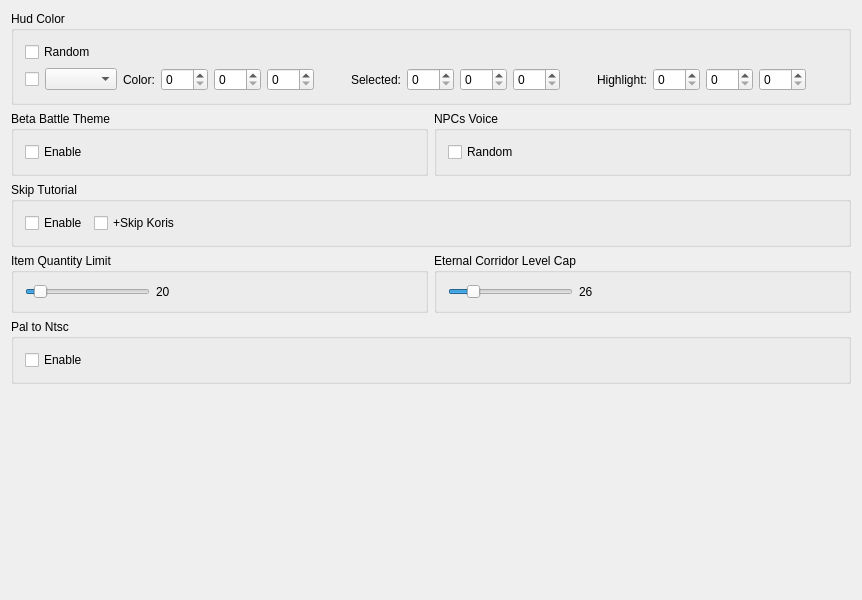
Meos4/Jade-Cocoon-Randomizer, file src/FrontendQt/MiscWidget.ui: the form before one commit.
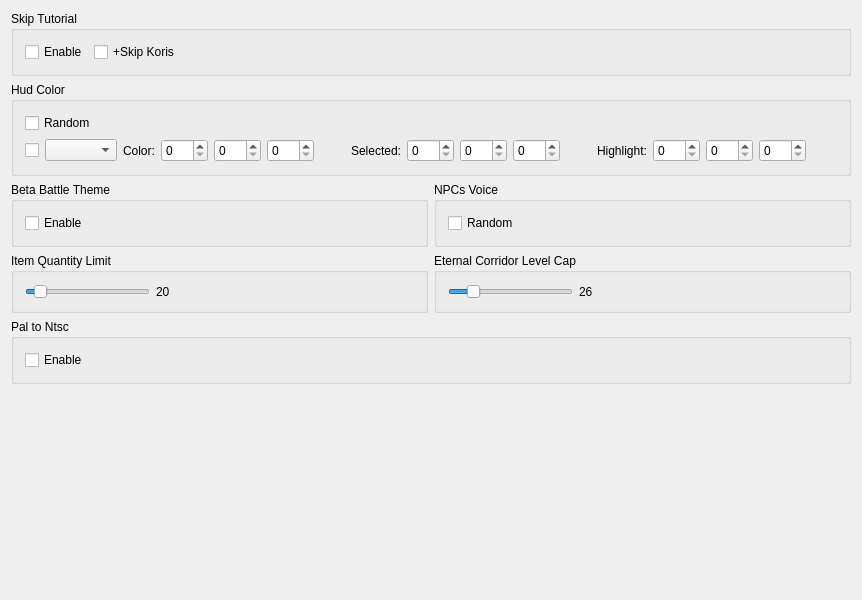
The form after the commit.

Commit message: Move Skip Tutorial to top

Diff of the .ui file:
```diff
--- a/src/FrontendQt/MiscWidget.ui
+++ b/src/FrontendQt/MiscWidget.ui
@@ -15,6 +15,50 @@
   </property>
   <layout class="QGridLayout" name="gridLayout">
    <item row="0" column="0">
+    <widget class="QGroupBox" name="skipTutorialBox">
+     <property name="minimumSize">
+      <size>
+       <width>0</width>
+       <height>0</height>
+      </size>
+     </property>
+     <property name="font">
+      <font>
+       <italic>false</italic>
+       <bold>false</bold>
+      </font>
+     </property>
+     <property name="title">
+      <string>Skip Tutorial</string>
+     </property>
+     <layout class="QFormLayout" name="formLayout">
+      <item row="0" column="0">
+       <widget class="QCheckBox" name="skipTutorialEnable">
+        <property name="toolTip">
+         <string/>
+        </property>
+        <property name="text">
+         <string>Enable</string>
+        </property>
+       </widget>
+      </item>
+      <item row="0" column="1">
+       <widget class="QCheckBox" name="skipTutorialSkipKoris">
+        <property name="enabled">
+         <bool>true</bool>
+        </property>
+        <property name="toolTip">
+         <string/>
+        </property>
+        <property name="text">
+         <string>+Skip Koris</string>
+        </property>
+       </widget>
+      </item>
+     </layout>
+    </widget>
+   </item>
+   <item row="1" column="0">
     <widget class="QGroupBox" name="hudColorBox">
      <property name="title">
       <string>Hud Color</string>
@@ -199,7 +243,7 @@
      </layout>
     </widget>
    </item>
-   <item row="1" column="0">
+   <item row="2" column="0">
     <layout class="QHBoxLayout" name="horizontalLayout_betaBattleNpcs">
      <item>
       <widget class="QGroupBox" name="betaBattleThemeBox">
@@ -235,50 +279,6 @@
      </item>
     </layout>
    </item>
-   <item row="2" column="0">
-    <widget class="QGroupBox" name="skipTutorialBox">
-     <property name="minimumSize">
-      <size>
-       <width>0</width>
-       <height>0</height>
-      </size>
-     </property>
-     <property name="font">
-      <font>
-       <italic>false</italic>
-       <bold>false</bold>
-      </font>
-     </property>
-     <property name="title">
-      <string>Skip Tutorial</string>
-     </property>
-     <layout class="QFormLayout" name="formLayout">
-      <item row="0" column="0">
-       <widget class="QCheckBox" name="skipTutorialEnable">
-        <property name="toolTip">
-         <string/>
-        </property>
-        <property name="text">
-         <string>Enable</string>
-        </property>
-       </widget>
-      </item>
-      <item row="0" column="1">
-       <widget class="QCheckBox" name="skipTutorialSkipKoris">
-        <property name="enabled">
-         <bool>true</bool>
-        </property>
-        <property name="toolTip">
-         <string/>
-        </property>
-        <property name="text">
-         <string>+Skip Koris</string>
-        </property>
-       </widget>
-      </item>
-     </layout>
-    </widget>
-   </item>
    <item row="3" column="0">
     <layout class="QHBoxLayout" name="horizontalLayout_itemQuantityEternalCorridor">
      <item>
```
The commit also changes 2 other files.
